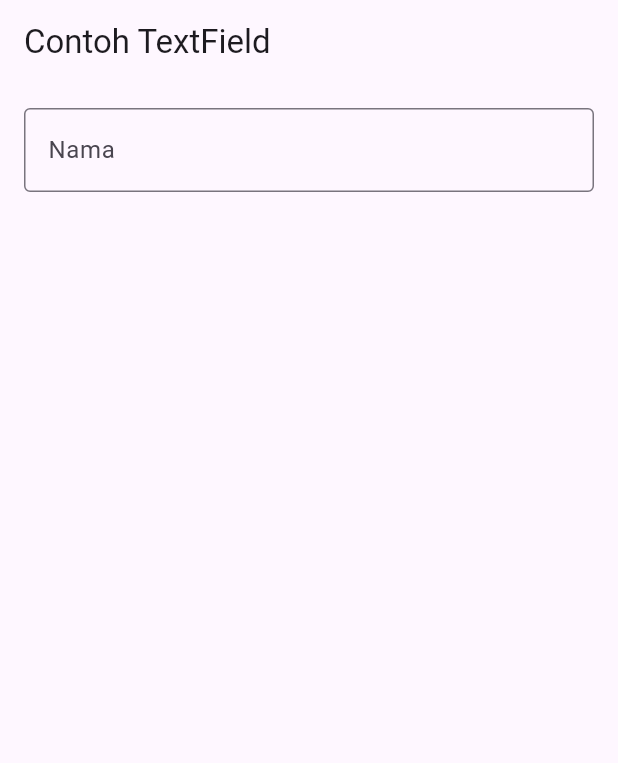
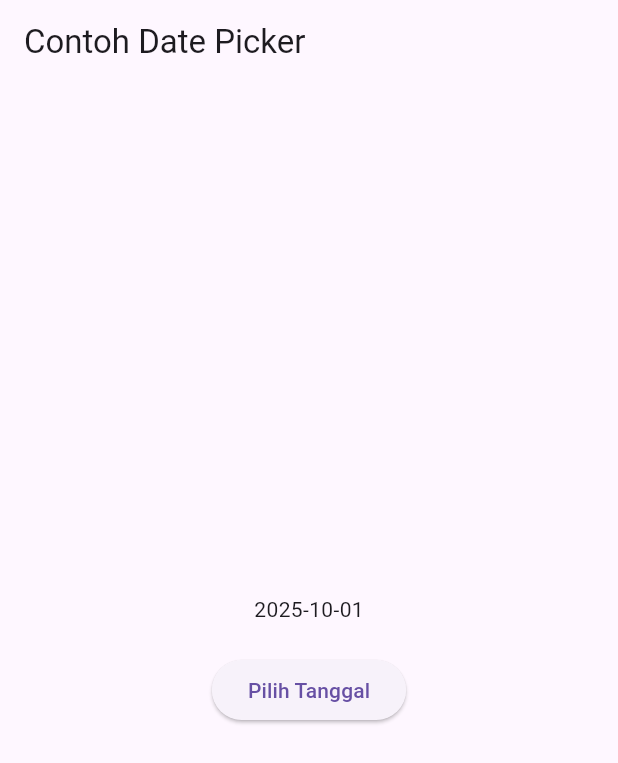
Before and after one commit to faishal-ai/Prem-Mobile, a Flutter app: the screen it shows after launch, on a phone screen of 412 x 824 dp. Shown: the top 763 px of the screen. Run offline on Flutter 3.47's test engine with Material 3 defaults, Android fonts, the phone set to English and light mode, and no system bars.

Commit message:
Date and Time Pickers

```diff
--- a/Pertemuan_05/hello_world/lib/main.dart
+++ b/Pertemuan_05/hello_world/lib/main.dart
@@ -1,3 +1,4 @@
+import 'dart:async';
 import 'package:flutter/material.dart';
 
 void main() => runApp(const MyApp());
@@ -7,17 +8,53 @@ class MyApp extends StatelessWidget {
 
   @override
   Widget build(BuildContext context) {
-    return MaterialApp(
-      home: Scaffold(
-        appBar: AppBar(title: const Text("Contoh TextField")),
-        body: const Padding(
-          padding: EdgeInsets.all(16.0),
-          child: TextField(
-            decoration: InputDecoration(
-              border: OutlineInputBorder(),
-              labelText: 'Nama',
+    return const MaterialApp(
+      title: 'Contoh Date Picker',
+      home: MyHomePage(title: 'Contoh Date Picker'),
+    );
+  }
+}
+
+class MyHomePage extends StatefulWidget {
+  const MyHomePage({super.key, required this.title});
+  final String title;
+
+  @override
+  State<MyHomePage> createState() => _MyHomePageState();
+}
+
+class _MyHomePageState extends State<MyHomePage> {
+  DateTime selectedDate = DateTime.now();
+
+  Future<void> _selectDate(BuildContext context) async {
+    final DateTime? picked = await showDatePicker(
+      context: context,
+      initialDate: selectedDate,
+      firstDate: DateTime(2015, 8),
+      lastDate: DateTime(2101),
+    );
+    if (picked != null && picked != selectedDate) {
+      setState(() {
+        selectedDate = picked;
+      });
+    }
+  }
+
+  @override
+  Widget build(BuildContext context) {
+    return Scaffold(
+      appBar: AppBar(title: Text(widget.title)),
+      body: Center(
+        child: Column(
+          mainAxisSize: MainAxisSize.min,
+          children: <Widget>[
+            Text("${selectedDate.toLocal()}".split(' ')[0]),
+            const SizedBox(height: 20.0),
+            ElevatedButton(
+              onPressed: () => _selectDate(context),
+              child: const Text('Pilih Tanggal'),
             ),
-          ),
+          ],
         ),
       ),
     );
```
Also changed, not shown: Pertemuan_05/hello_world/aset/p5r4.1.png (added), Pertemuan_05/hello_world/aset/p5r4.png (added).
